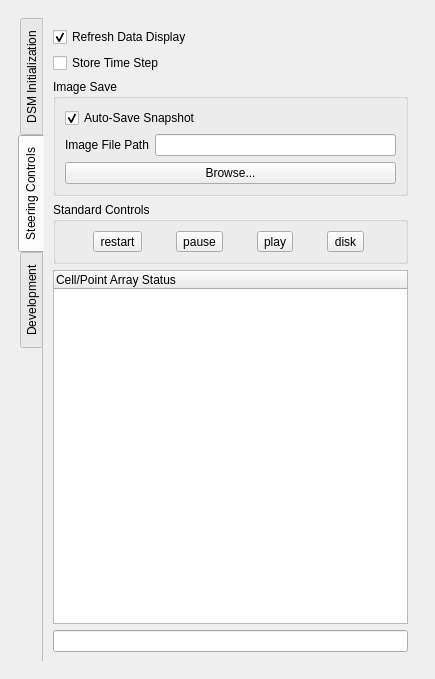
The window that pqDSMViewerPanel.ui (soumagne/icarus) describes before a commit, drawn with Qt 5.
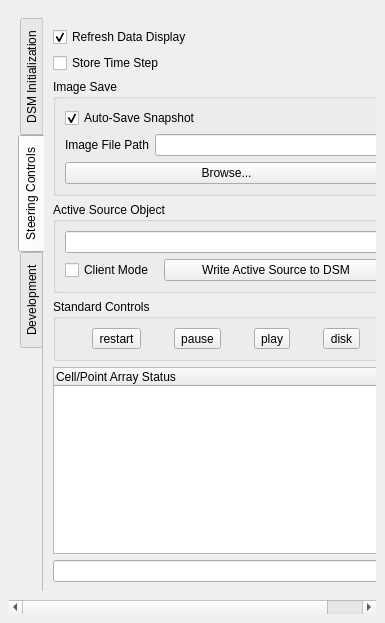
The same window after the commit. The open tabs and pages were chosen to show the change. Icons and pictures are not drawn.

Commit message:
Add the ability to write the currently active source to DSM
If the client mode checkbox is set when the DSM is first initialized
then the DSM will be created as a client toi a remote server
so ParaView can write the current dataset to a remote DSM.
Currently the initialization will read everything from the dsm config
so this must be readable from the gui otherwise the init will fail.

If the DSM is created locally, then DSM writes take place into the
DSM locally and a remote client can read from it (presumably,
but not tested).

```diff
--- a/pqDSMViewerPanel.ui
+++ b/pqDSMViewerPanel.ui
@@ -6,8 +6,8 @@
    <rect>
     <x>0</x>
     <y>0</y>
-    <width>435</width>
-    <height>679</height>
+    <width>385</width>
+    <height>623</height>
    </rect>
   </property>
   <property name="windowTitle">
@@ -28,8 +28,8 @@
         <rect>
          <x>0</x>
          <y>0</y>
-         <width>437</width>
-         <height>618</height>
+         <width>387</width>
+         <height>568</height>
         </rect>
        </property>
        <layout class="QVBoxLayout" name="verticalLayout_4">
@@ -517,6 +517,48 @@
               </layout>
              </widget>
             </item>
+            <item>
+             <widget class="QGroupBox" name="sourceBox">
+              <property name="sizePolicy">
+               <sizepolicy hsizetype="Expanding" vsizetype="Preferred">
+                <horstretch>0</horstretch>
+                <verstretch>0</verstretch>
+               </sizepolicy>
+              </property>
+              <property name="title">
+               <string>Active Source Object</string>
+              </property>
+              <layout class="QGridLayout" name="gridLayout_3">
+               <item row="0" column="0" colspan="3">
+                <widget class="QLineEdit" name="infoTextOutput">
+                 <property name="readOnly">
+                  <bool>true</bool>
+                 </property>
+                </widget>
+               </item>
+               <item row="2" column="0" colspan="2">
+                <widget class="QCheckBox" name="clientMode">
+                 <property name="text">
+                  <string>Client Mode </string>
+                 </property>
+                </widget>
+               </item>
+               <item row="2" column="2">
+                <widget class="QPushButton" name="writeToDSM">
+                 <property name="sizePolicy">
+                  <sizepolicy hsizetype="Expanding" vsizetype="Fixed">
+                   <horstretch>0</horstretch>
+                   <verstretch>0</verstretch>
+                  </sizepolicy>
+                 </property>
+                 <property name="text">
+                  <string>Write Active Source to DSM</string>
+                 </property>
+                </widget>
+               </item>
+              </layout>
+             </widget>
+            </item>
             <item>
              <widget class="QGroupBox" name="standardControlBox">
               <property name="title">
@@ -589,28 +631,6 @@
             <string>Development</string>
            </attribute>
            <layout class="QVBoxLayout" name="verticalLayout_6">
-            <item>
-             <widget class="QGroupBox" name="sourceBox">
-              <property name="sizePolicy">
-               <sizepolicy hsizetype="Expanding" vsizetype="Preferred">
-                <horstretch>0</horstretch>
-                <verstretch>0</verstretch>
-               </sizepolicy>
-              </property>
-              <property name="title">
-               <string>Active Source Object</string>
-              </property>
-              <layout class="QVBoxLayout" name="verticalLayout_7">
-               <item>
-                <widget class="QLineEdit" name="infoTextOutput">
-                 <property name="readOnly">
-                  <bool>true</bool>
-                 </property>
-                </widget>
-               </item>
-              </layout>
-             </widget>
-            </item>
             <item>
              <widget class="QGraphicsView" name="dsmHTMView"/>
             </item>
```
Left out of the diff: 6 changed lines with no effect on the pictures. The commit also changes 5 other files.
